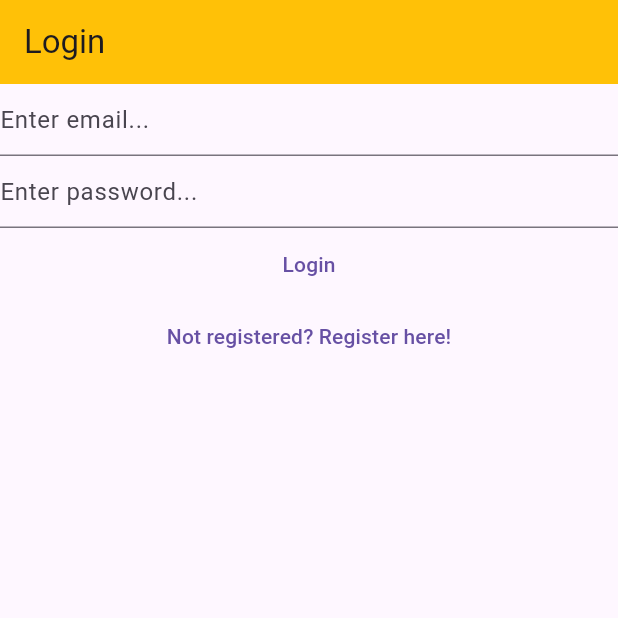
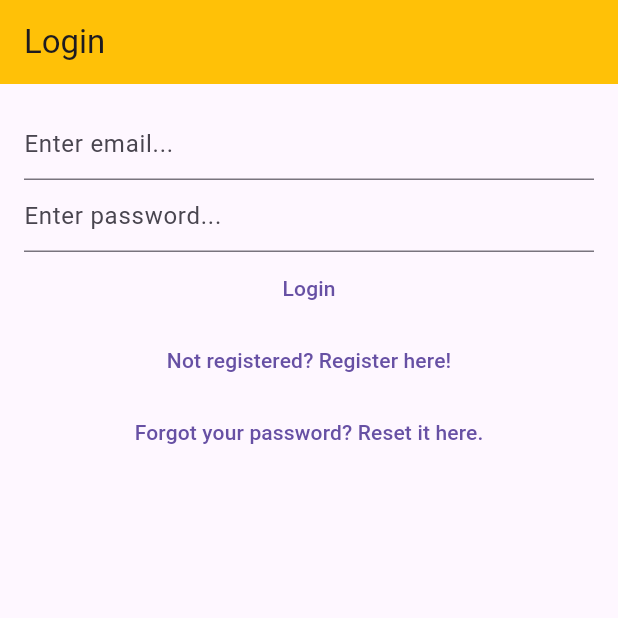
Before and after one commit to William-Young-97/flutter-notes-app, a Flutter app: the screen it shows after launch, on a phone screen of 412 x 824 dp, the top half of it. Run offline on Flutter 3.47's test engine with Material 3 defaults, Android fonts, the light colour scheme and no system bars; our stand-ins replace bloc, cloud_firestore, equatable, firebase_auth, firebase_core, flutter_bloc and 1 more; accounts and stored records are empty; generated files the repository leaves out were written again.

Commit message:
Add password reset

```diff
--- a/lib/main.dart
+++ b/lib/main.dart
@@ -6,6 +6,7 @@
 import 'package:notetaker/services/auth/bloc/auth_event.dart';
 import 'package:notetaker/services/auth/bloc/auth_state.dart';
 import 'package:notetaker/services/auth/firebase_auth_provider.dart';
+import 'package:notetaker/views/forgot_password_view.dart';
 import 'package:notetaker/views/login_view.dart';
 import 'package:notetaker/views/notes/create_update_note_view.dart';
 import 'package:notetaker/views/notes/notes_view.dart';
@@ -57,6 +58,8 @@
           return const LoginView();
         } else if (state is AuthStateRegistering) {
           return const RegisterView();
+        } else if (state is AuthStateForgotPassword) {
+          return const ForgotPasswordView();
         } else {
           return const Scaffold(
             body: CircularProgressIndicator(),
--- a/lib/services/auth/auth_provider.dart
+++ b/lib/services/auth/auth_provider.dart
@@ -13,4 +13,5 @@
   Future<void> logOut();
   Future<void> sendEmailVerification();
   Future<void> initialize();
+  Future<void> sendPasswordReset({required String toEmail});
 }
--- a/lib/services/auth/auth_service.dart
+++ b/lib/services/auth/auth_service.dart
@@ -53,4 +53,9 @@
   Future<void> initialize() {
     return provider.initialize();
   }
+
+  @override
+  Future<void> sendPasswordReset({required String toEmail}) {
+    return provider.sendPasswordReset(toEmail: toEmail);
+  }
 }
--- a/lib/services/auth/bloc/auth_event.dart
+++ b/lib/services/auth/bloc/auth_event.dart
@@ -7,6 +7,11 @@
 
 class AuthEventInitialize extends AuthEvent {
   const AuthEventInitialize();
+}
+
+class AuthEventForgotPassword extends AuthEvent {
+  final String? email;
+  const AuthEventForgotPassword({this.email});
 }
 
 class AuthEventLogIn extends AuthEvent {
--- a/lib/services/auth/bloc/auth_state.dart
+++ b/lib/services/auth/bloc/auth_state.dart
@@ -26,6 +26,17 @@
   });
 }
 
+class AuthStateForgotPassword extends AuthState {
+  final Exception? exception;
+  final bool hasSentEmail;
+
+  const AuthStateForgotPassword({
+    required super.isLoading,
+    required this.exception,
+    required this.hasSentEmail,
+  });
+}
+
 class AuthStateLoggedIn extends AuthState {
   final AuthUser user;
   const AuthStateLoggedIn({
--- /dev/null
+++ b/lib/utilities/dialogs/password_reset_email_sent_dialog.dart
@@ -0,0 +1,13 @@
+import 'package:flutter/material.dart';
+import 'package:notetaker/utilities/dialogs/generic_dialog.dart';
+
+Future<void> showPasswordResetSentDialog(BuildContext context) {
+  return showGenericDialog<void>(
+    context: context,
+    title: 'Password Reset',
+    content: 'Password reset link sent. Please check your email.',
+    optionBuilder: () => {
+      'OK': null,
+    },
+  );
+}
--- a/lib/views/login_view.dart
+++ b/lib/views/login_view.dart
@@ -5,7 +5,6 @@
 import 'package:notetaker/services/auth/bloc/auth_event.dart';
 import 'package:notetaker/services/auth/bloc/auth_state.dart';
 import 'package:notetaker/utilities/dialogs/error_dialog.dart';
-import 'package:notetaker/utilities/dialogs/loading_dialog.dart';
 
 class LoginView extends StatefulWidget {
   const LoginView({super.key});
@@ -50,7 +49,9 @@
           title: const Text('Login'),
           backgroundColor: Colors.amber,
         ),
-        body: Column(
+        body: Padding(
+          padding: const EdgeInsets.all(16.0),
+          child: Column(
             children: [
               TextField(
                 controller: _email,
@@ -64,7 +65,8 @@
                 obscureText: true,
                 enableSuggestions: false,
                 autocorrect: false,
-              decoration: const InputDecoration(hintText: 'Enter password...'),
+                decoration:
+                    const InputDecoration(hintText: 'Enter password...'),
               ),
               TextButton(
                 onPressed: () async {
@@ -85,8 +87,16 @@
                           const AuthEventShouldRegister(),
                         );
                   },
-                child: const Text('Not registered? Register here!'))
+                  child: const Text('Not registered? Register here!')),
+              TextButton(
+                  onPressed: () {
+                    context
+                        .read<AuthBloc>()
+                        .add(const AuthEventForgotPassword());
+                  },
+                  child: const Text('Forgot your password? Reset it here.')),
             ],
+          ),
         ),
       ),
     );
```
Also changed, not shown: lib/services/auth/bloc/auth_bloc.dart (+37 -2 lines), lib/services/auth/firebase_auth_provider.dart (+18 -0 lines), lib/views/forgot_password_view.dart (added, +87 -0 lines), lib/views/register_view.dart (+7 -2 lines), 1 other file. Lines whose indentation alone changed are shown as unchanged.
